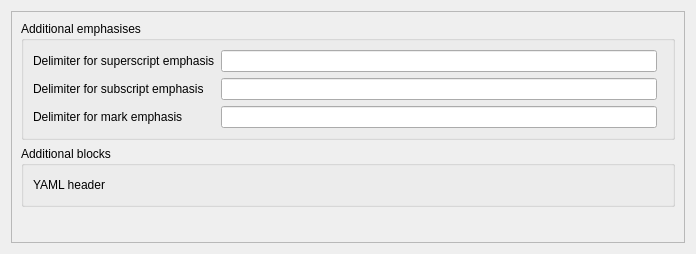
Qt form src/shared/plugins_page.ui (igormironchik/markdown-tools) before a commit.
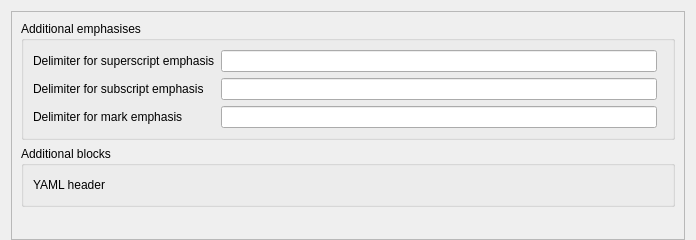
The same form after that commit. Custom widgets are drawn as their Qt base class.

Patch:
```diff
--- a/src/shared/plugins_page.ui
+++ b/src/shared/plugins_page.ui
@@ -7,13 +7,16 @@
     <x>0</x>
     <y>0</y>
     <width>696</width>
-    <height>254</height>
+    <height>240</height>
    </rect>
   </property>
   <property name="windowTitle">
    <string>Form</string>
   </property>
   <layout class="QVBoxLayout" name="verticalLayout_2">
+   <property name="bottomMargin">
+    <number>0</number>
+   </property>
    <item>
     <widget class="QScrollArea" name="scrollArea">
      <property name="widgetResizable">
```
Left out of the diff: 4 changed lines with no effect on the pictures.
